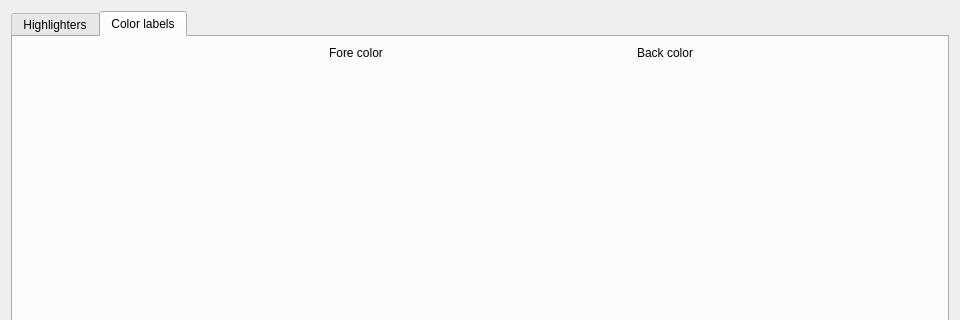
ykk136/klogg, file src/ui/include/highlightersdialog.ui: the form before one commit; both pictures show x 0 to 960 and y 0 to 320 of the 960 by 720 pixel window.
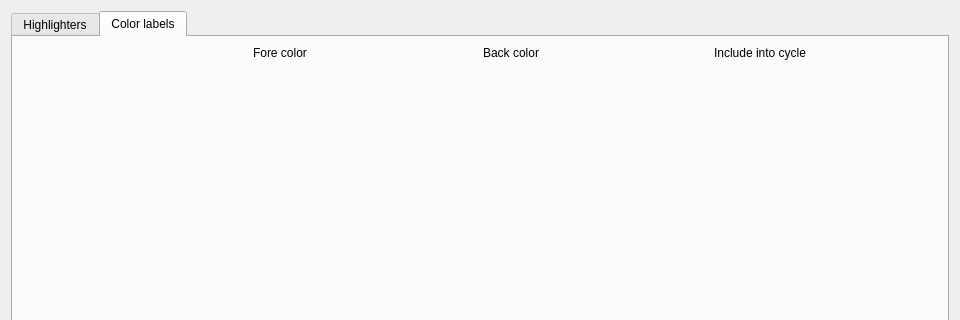
The form after the commit. The open tabs and pages were chosen to show the change. Icons and pictures are not drawn.

Commit message: feat: allow to select cycling color labels (#270)

What changed in the file:
```diff
--- a/src/ui/include/highlightersdialog.ui
+++ b/src/ui/include/highlightersdialog.ui
@@ -186,13 +186,6 @@
       <layout class="QVBoxLayout" name="verticalLayout_4">
        <item>
         <layout class="QGridLayout" name="quickHighlightLayout">
-         <item row="2" column="2">
-          <widget class="QLabel" name="label_5">
-           <property name="text">
-            <string>Back color</string>
-           </property>
-          </widget>
-         </item>
          <item row="2" column="1">
           <widget class="QLabel" name="label_4">
            <property name="text">
@@ -201,7 +194,21 @@
           </widget>
          </item>
          <item row="2" column="0">
-          <widget class="QWidget" name="placeholder" native="true"/>
+          <widget class="QWidget" name="colorLabelsPlaceholder" native="true"/>
+         </item>
+         <item row="2" column="2">
+          <widget class="QLabel" name="colorLabelsBackColor">
+           <property name="text">
+            <string>Back color</string>
+           </property>
+          </widget>
+         </item>
+         <item row="2" column="3">
+          <widget class="QLabel" name="colorLabelsCycle">
+           <property name="text">
+            <string>Include into cycle</string>
+           </property>
+          </widget>
          </item>
         </layout>
        </item>
```
Left out of the diff: 2 changed lines with no effect on the pictures. The commit also changes 6 other files.
